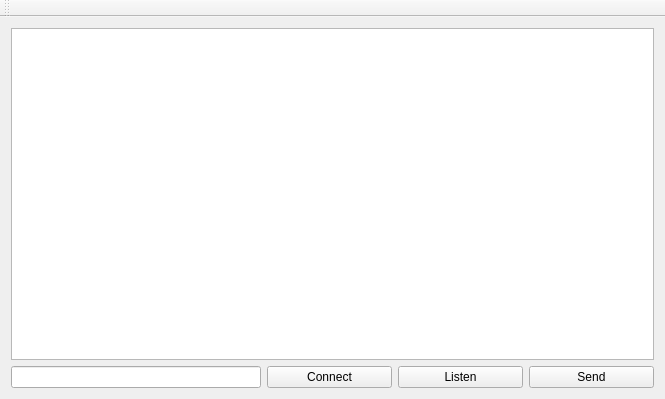
The window that mainwindow.ui (IvanAnanchikov/TCP_send_file) describes before a commit, drawn with Qt 5.
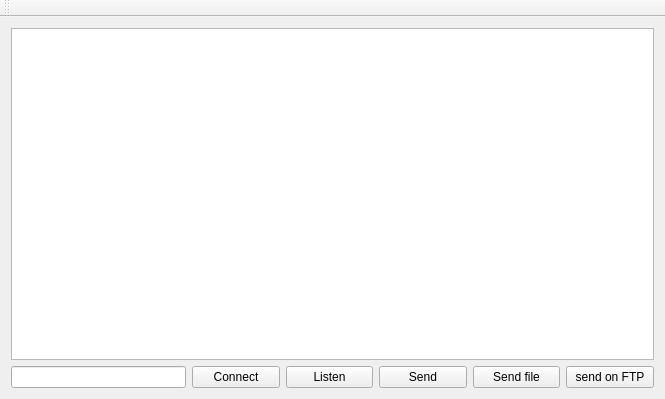
The same window after the commit.

Commit message: тренировка с QDataStream и QFile

What changed in the file:
```diff
--- a/mainwindow.ui
+++ b/mainwindow.ui
@@ -22,7 +22,7 @@
       </property>
      </widget>
     </item>
-    <item row="0" column="0" colspan="5">
+    <item row="0" column="0" colspan="7">
      <widget class="QTextEdit" name="textEdit"/>
     </item>
     <item row="1" column="0" colspan="2">
@@ -42,6 +42,20 @@
       </property>
      </widget>
     </item>
+    <item row="1" column="6">
+     <widget class="QPushButton" name="send_on_FTP">
+      <property name="text">
+       <string>send on FTP</string>
+      </property>
+     </widget>
+    </item>
+    <item row="1" column="5">
+     <widget class="QPushButton" name="sendFile">
+      <property name="text">
+       <string>Send file</string>
+      </property>
+     </widget>
+    </item>
    </layout>
   </widget>
   <widget class="QMenuBar" name="menuBar">
```
The commit also changes 2 other files.
